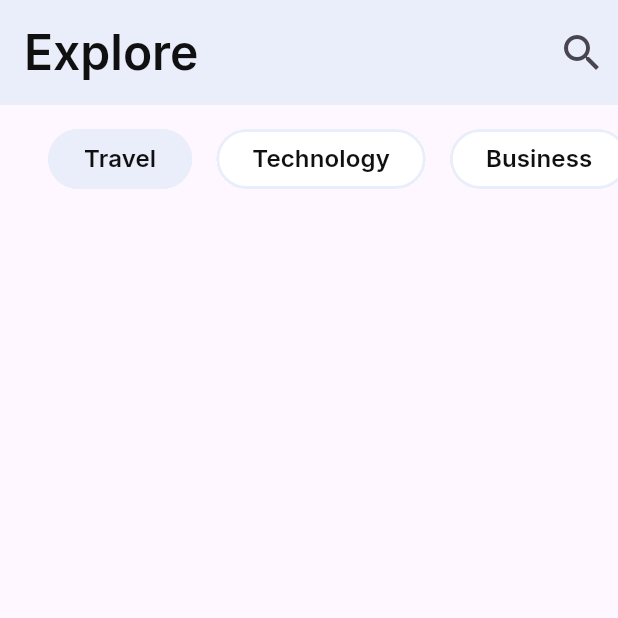
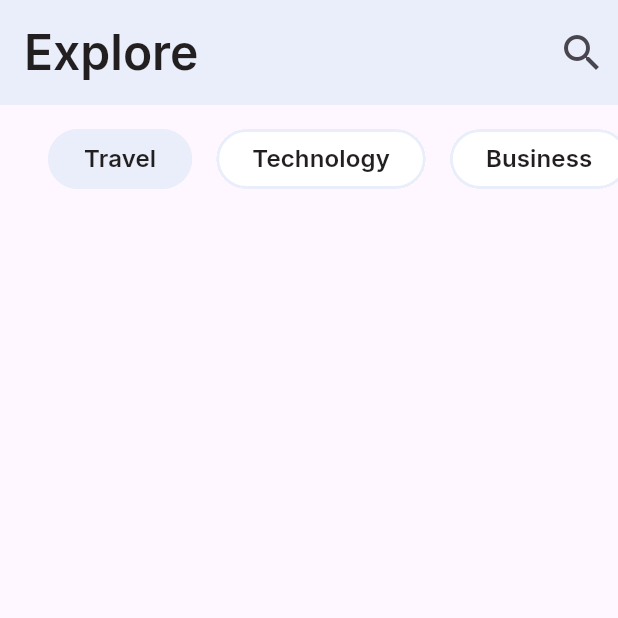
Before and after one commit to AhmedHafez32/news_app, a Flutter app: the screen it shows after launch, on a phone screen of 412 x 824 dp, the top half of it. Run offline on Flutter 3.47's test engine with Material 3 defaults, Android fonts, the phone set to English and light mode, and no system bars; our stand-ins replace easy_localization, go_router, google_fonts.

Commit message:
update app_colors.dart

```diff
--- a/lib/core/styles/app_colors.dart
+++ b/lib/core/styles/app_colors.dart
@@ -2,6 +2,6 @@ import 'package:flutter/animation.dart';
 
 class AppColors {
   static const Color whiteColor = Color(0xffFFFFFF);
-  static const Color blackColor = Color(0xff101010);
+  static const Color blackColor = Color(0xff231F20);
   static const Color grayColor = Color(0xffE9EEFA);
 }
```
